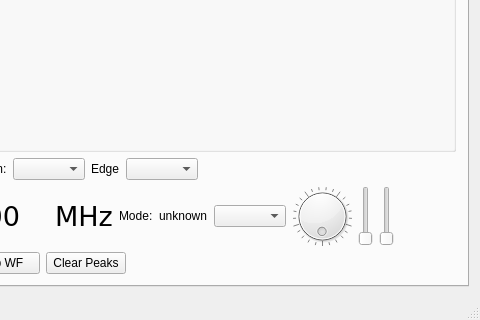
First picture: the form in wfmain.ui, repository adecarolis/wfweb, before the edit; both pictures show x 150 to 630 and y 262 to 582 of the 630 by 582 pixel window.
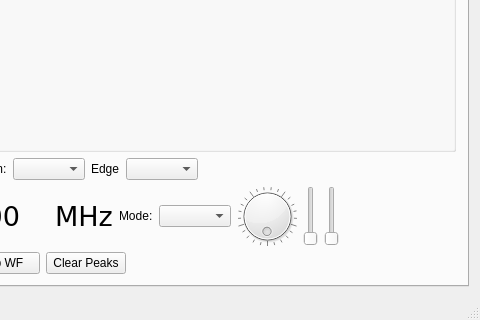
Second picture: the form after the edit. Custom widgets are drawn as their Qt base class.

Commit message: Fixed bug with default preference initialization. Removed mode label.

Patch:
```diff
--- a/wfmain.ui
+++ b/wfmain.ui
@@ -155,19 +155,6 @@
             </property>
            </widget>
           </item>
-          <item>
-           <widget class="QLabel" name="modeLabel">
-            <property name="maximumSize">
-             <size>
-              <width>16777215</width>
-              <height>30</height>
-             </size>
-            </property>
-            <property name="text">
-             <string>unknown</string>
-            </property>
-           </widget>
-          </item>
           <item>
            <widget class="QComboBox" name="modeSelectCombo"/>
           </item>
```
Left out of the diff: 2 changed lines with no effect on the pictures. The commit also changes 1 other file.
